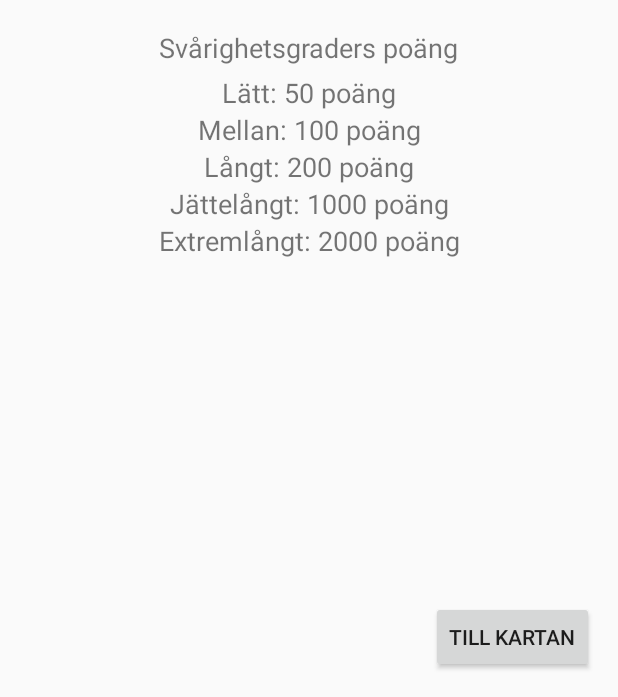
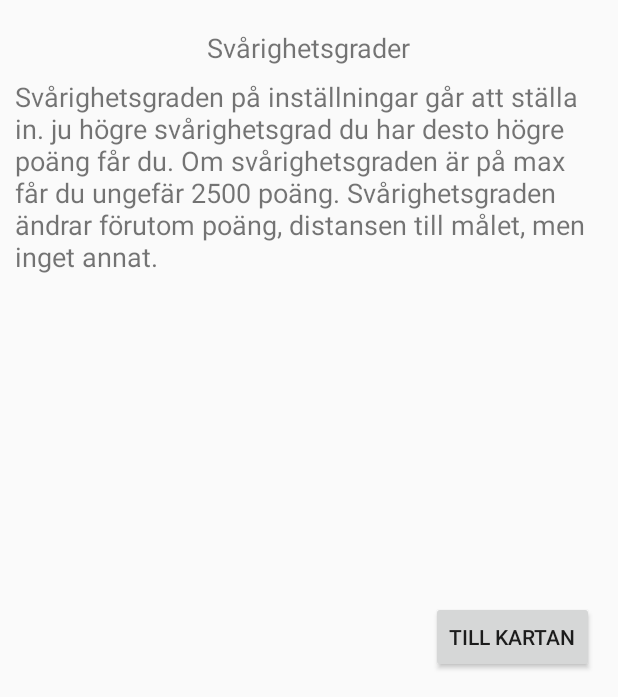
Before and after one commit to Joelpizza/appdev, an Android app: the screen it shows after launch (MainActivity), on a phone screen of 412 x 824 dp, the part 539-1236 px from its top. Run offline under Robolectric (Android 15) with nearby library versions, the phone set to English and light mode, and no system bars.

```diff
--- a/app/src/main/res/layout/activity_main.xml
+++ b/app/src/main/res/layout/activity_main.xml
@@ -46,61 +46,23 @@
         android:layout_width="wrap_content"
         android:layout_height="wrap_content"
         android:layout_marginTop="19dp"
-        android:text="Svårighetsgraders poäng"
+        android:text="Svårighetsgrader"
         android:textSize="18sp"
         app:layout_constraintEnd_toEndOf="parent"
         app:layout_constraintStart_toStartOf="parent"
         app:layout_constraintTop_toBottomOf="@+id/textView8" />
 
     <TextView
-        android:id="@+id/textView12"
-        android:layout_width="wrap_content"
+        android:id="@+id/textView17"
+        android:layout_width="0dp"
         android:layout_height="wrap_content"
-        android:layout_marginTop="5dp"
-        android:text="Lätt: 50 poäng"
+        android:layout_marginStart="10dp"
+        android:layout_marginTop="8dp"
+        android:layout_marginEnd="10dp"
+        android:text="Svårighetsgraden på inställningar går att ställa in. ju högre svårighetsgrad du har desto högre poäng får du. Om svårighetsgraden är på max får du ungefär 2500 poäng. Svårighetsgraden ändrar förutom poäng, distansen till målet, men inget annat. "
         android:textSize="18sp"
         app:layout_constraintEnd_toEndOf="parent"
         app:layout_constraintStart_toStartOf="parent"
         app:layout_constraintTop_toBottomOf="@+id/textView10" />
 
-    <TextView
-        android:id="@+id/textView15"
-        android:layout_width="wrap_content"
-        android:layout_height="wrap_content"
-        android:text="Jättelångt: 1000 poäng"
-        android:textSize="18sp"
-        app:layout_constraintEnd_toEndOf="parent"
-        app:layout_constraintStart_toStartOf="parent"
-        app:layout_constraintTop_toBottomOf="@+id/textView14" />
-
-    <TextView
-        android:id="@+id/textView16"
-        android:layout_width="wrap_content"
-        android:layout_height="wrap_content"
-        android:text="Extremlångt: 2000 poäng"
-        android:textSize="18sp"
-        app:layout_constraintEnd_toEndOf="parent"
-        app:layout_constraintStart_toStartOf="parent"
-        app:layout_constraintTop_toBottomOf="@+id/textView15" />
-
-    <TextView
-        android:id="@+id/textView14"
-        android:layout_width="wrap_content"
-        android:layout_height="wrap_content"
-        android:text="Långt: 200 poäng"
-        android:textSize="18sp"
-        app:layout_constraintEnd_toEndOf="parent"
-        app:layout_constraintStart_toStartOf="parent"
-        app:layout_constraintTop_toBottomOf="@+id/textView13" />
-
-    <TextView
-        android:id="@+id/textView13"
-        android:layout_width="wrap_content"
-        android:layout_height="wrap_content"
-        android:text="Mellan: 100 poäng"
-        android:textSize="18sp"
-        app:layout_constraintEnd_toEndOf="parent"
-        app:layout_constraintStart_toStartOf="parent"
-        app:layout_constraintTop_toBottomOf="@+id/textView12" />
-
 </androidx.constraintlayout.widget.ConstraintLayout>
```
Also changed, not shown: app/src/main/java/com/example/skattjakt/MapsActivity.java (+6 -4 lines), app/src/main/java/com/example/skattjakt/infopage.java (+21 -42 lines), app/src/main/res/layout/activity_infopage.xml (+11 -46 lines).
